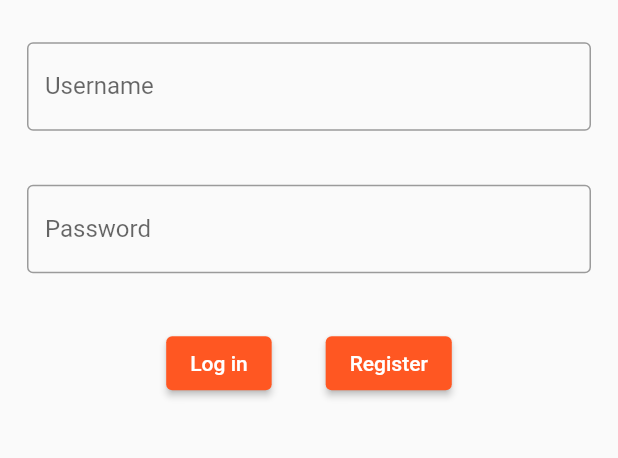
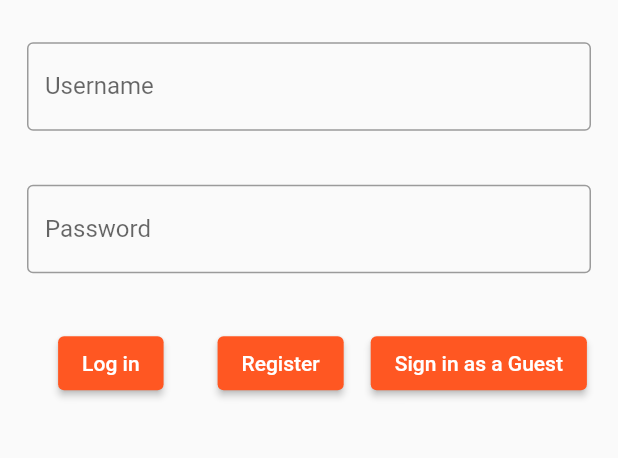
Before and after one commit to tamasb99/BPTracker, a Flutter app: the screen it shows after launch, on a phone screen of 412 x 824 dp, the part 479-937 px from its top. Run offline on Flutter 3.47's test engine with Material 2 defaults, Android fonts, the phone set to English and light mode, and no system bars; our stand-ins replace firebase_auth, firebase_core; accounts and stored records are empty.

Commit message:
Install firebase packages, create login as guest

```diff
--- a/lib/buttons.dart
+++ b/lib/buttons.dart
@@ -32,7 +32,7 @@ class Buttons1 extends StatelessWidget{
   }
 }
 
-class Buttons2 extends StatelessWidget{
+class ButtonLoginRegister extends StatelessWidget{
 
   @override
   Widget build(BuildContext context)
@@ -56,6 +56,11 @@ class Buttons2 extends StatelessWidget{
               // ide majd a register funkcio kell
               child: Text('Register')),
         ),
+        ElevatedButton(
+            onPressed: () async {
+
+            },
+            child: Text('Sign in as a Guest'))
       ],
     );
   }
--- a/lib/loginscreen.dart
+++ b/lib/loginscreen.dart
@@ -1,12 +1,24 @@
 import 'package:flutter/cupertino.dart';
 import 'package:flutter/material.dart';
+import 'package:proba_bpt/services/auth.dart';
+import 'package:proba_bpt/tournamentscreen.dart';
 import './beerpontext.dart';
-import './buttons.dart';
-import 'package:flutter/material.dart';
 
-class LoginScreen extends StatelessWidget{
+
+import 'services/auth.dart';
+
+class LoginScreen extends StatefulWidget {
+  const LoginScreen({Key? key}) : super(key: key);
+
   @override
+  _LoginScreenState createState() => _LoginScreenState();
+}
 
+class _LoginScreenState extends State<LoginScreen> {
+
+  final AuthService _auth = AuthService();
+
+  @override
   Widget build(BuildContext context) {
     return Scaffold(
       appBar: AppBar(
@@ -37,7 +49,41 @@ class LoginScreen extends StatelessWidget{
               ),
             ),
           ),
-          Buttons2(),
+          Row(
+            mainAxisAlignment: MainAxisAlignment.center, //Center Row contents horizontally,
+            crossAxisAlignment: CrossAxisAlignment.center, //Center Row contents vertically,
+            children: [
+              Padding(
+                padding: const EdgeInsets.all(18.0),
+                child: ElevatedButton(onPressed: () => () {},
+                    child: Text('Log in')),
+
+              ),
+              Padding(
+                padding: const EdgeInsets.all(18.0),
+                child: ElevatedButton(
+                    onPressed: () => () {},
+                    // ide majd a register funkcio kell
+                    child: Text('Register')),
+              ),
+              ElevatedButton(
+                  onPressed: () async {
+                    dynamic result = await _auth.signInAnon();
+                    if (result == null)
+                      {
+                        print('error');
+                      }
+                    else
+                      {
+                        print('signed in');
+                        print(result);
+                        Navigator.push(
+                            context, MaterialPageRoute(builder: (context) => TournamentScreen()));
+                      }
+                  },
+                  child: Text('Sign in as a Guest'))
+            ],
+          ),
         ],
       ),
     );
--- a/lib/main.dart
+++ b/lib/main.dart
@@ -4,23 +4,34 @@
 
 
 import 'package:flutter/material.dart';
+import 'package:proba_bpt/wrapper.dart';
 import './beerpontext.dart';
 import './loginscreen.dart';
 import './buttons.dart';
+import 'package:firebase_core/firebase_core.dart';
 
 
-void main()
+void main() async
 {
+  WidgetsFlutterBinding.ensureInitialized();
+  await Firebase.initializeApp();
   runApp(MyApp());
 }
 
-class MyApp extends StatefulWidget {
+class MyApp extends StatelessWidget {
   @override
-  State<StatefulWidget> createState() {
-    return _LoginScreen();
+  Widget build(BuildContext context) {
+    return MaterialApp(
+      theme: ThemeData(
+        primarySwatch: Colors.deepOrange,
+      ),
+      home: Wrapper(),
+    );
   }
 }
 
+
+/*
 class _LoginScreen extends State<MyApp> {
 
   @override
@@ -35,3 +46,4 @@ class _LoginScreen extends State<MyApp> {
     );
   }
 }
+*/
--- /dev/null
+++ b/lib/models/myuser.dart
@@ -0,0 +1,6 @@
+class MyUser {
+  final String uid;  // userid
+
+  MyUser({required this.uid});
+
+}
--- a/lib/tournamentscreen.dart
+++ b/lib/tournamentscreen.dart
@@ -1,7 +1,7 @@
 import 'package:flutter/cupertino.dart';
 import 'package:flutter/gestures.dart';
 import 'package:flutter/material.dart';
-import 'package:proba_bpt/tournament_details_screen.dart';
+import 'package:proba_bpt/tournamentdetailsscreen.dart';
 import './beerpontext.dart';
 import './buttons.dart';
 
--- /dev/null
+++ b/lib/wrapper.dart
@@ -0,0 +1,18 @@
+import 'package:flutter/material.dart';
+import 'package:proba_bpt/loginscreen.dart';
+
+import 'home.dart';
+
+class Wrapper extends StatelessWidget {
+  const Wrapper({Key? key}) : super(key: key);
+
+  @override
+  Widget build(BuildContext context) {
+
+    return Container(
+      child: LoginScreen(),
+    );
+    // return either Home or Login screen
+
+  }
+}
--- a/pubspec.yaml
+++ b/pubspec.yaml
@@ -36,6 +36,7 @@ dependencies:
   cupertino_icons: ^1.0.2
   firebase_auth: ^3.3.0
   cloud_firestore: ^3.1.1
+  firebase_core: ^1.10.2
 
 dev_dependencies:
   flutter_test:
```
Also changed, not shown: lib/home.dart (added, +12 -0 lines), lib/services/auth.dart (added, +41 -0 lines), lib/tournamentdetailsscreen.dart (renamed from lib/tournament_details_screen.dart), pubspec.lock.
